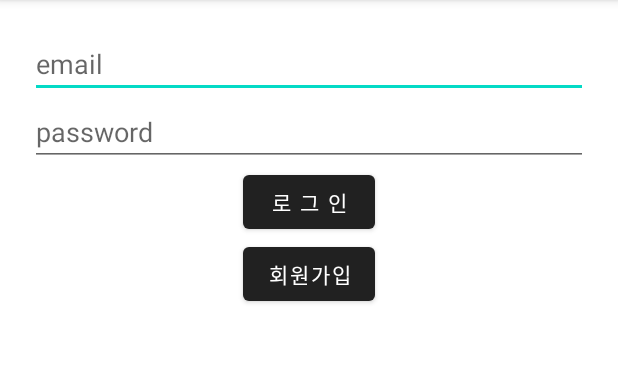
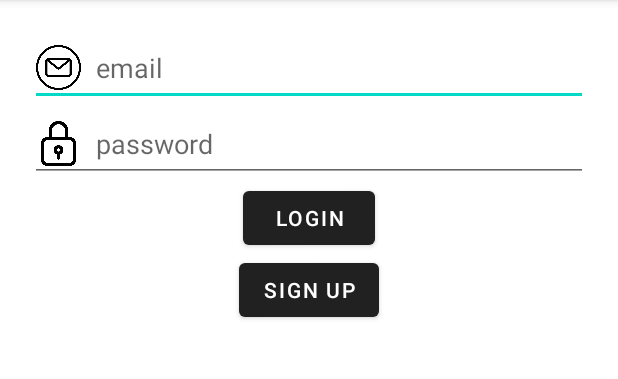
Before and after one commit to PANGJINI/ChatTest, an Android app: the screen it shows after launch (LoginActivity), on a phone screen of 412 x 824 dp, the part 84-463 px from its top. Run offline under Robolectric (Android 15) with nearby library versions, the phone set to English and light mode, and no system bars; our stand-ins replace Firebase (no records; nobody signed in at launch, a user with empty details on screens opened directly).

Commit message:
login.xml에 아이콘 추가

```diff
--- /dev/null
+++ b/app/src/main/res/drawable/icon_email_resize.xml
@@ -0,0 +1,8 @@
+<?xml version="1.0" encoding="utf-8"?>
+<layer-list xmlns:android="http://schemas.android.com/apk/res/android">
+
+    <item
+        android:drawable="@drawable/icon_email"
+        android:width="30dp"
+        android:height="30dp" />
+</layer-list>
--- /dev/null
+++ b/app/src/main/res/drawable/icon_pw_resize.xml
@@ -0,0 +1,8 @@
+<?xml version="1.0" encoding="utf-8"?>
+<layer-list xmlns:android="http://schemas.android.com/apk/res/android">
+
+    <item
+        android:drawable="@drawable/icon_pw"
+        android:width="30dp"
+        android:height="30dp" />
+</layer-list>
--- a/app/src/main/res/layout/activity_login.xml
+++ b/app/src/main/res/layout/activity_login.xml
@@ -10,23 +10,29 @@
         android:id="@+id/edit_email"
         android:layout_width="match_parent"
         android:layout_height="wrap_content"
+        android:inputType="textEmailAddress"
+        android:drawableLeft="@drawable/icon_email_resize"
+        android:drawablePadding="10dp"
         android:hint="email"/>
     <EditText
         android:id="@+id/edit_password"
         android:layout_width="match_parent"
         android:layout_height="wrap_content"
+        android:inputType="textPassword"
+        android:drawableLeft="@drawable/icon_pw_resize"
+        android:drawablePadding="10dp"
         android:hint="password"/>
     <Button
         android:id="@+id/btn_login"
         android:layout_width="wrap_content"
         android:layout_height="wrap_content"
         android:layout_gravity="center"
-        android:text="로 그 인"/>
+        android:text="LOGIN"/>
     <Button
         android:id="@+id/btn_signUp"
         android:layout_width="wrap_content"
         android:layout_height="wrap_content"
         android:layout_gravity="center"
-        android:text="회원가입"/>
+        android:text="SIGN UP"/>
 
 </LinearLayout>
```
Also changed, not shown: app/src/main/res/drawable-v24/icon_email.png (added), app/src/main/res/drawable-v24/icon_pw.png (added).
